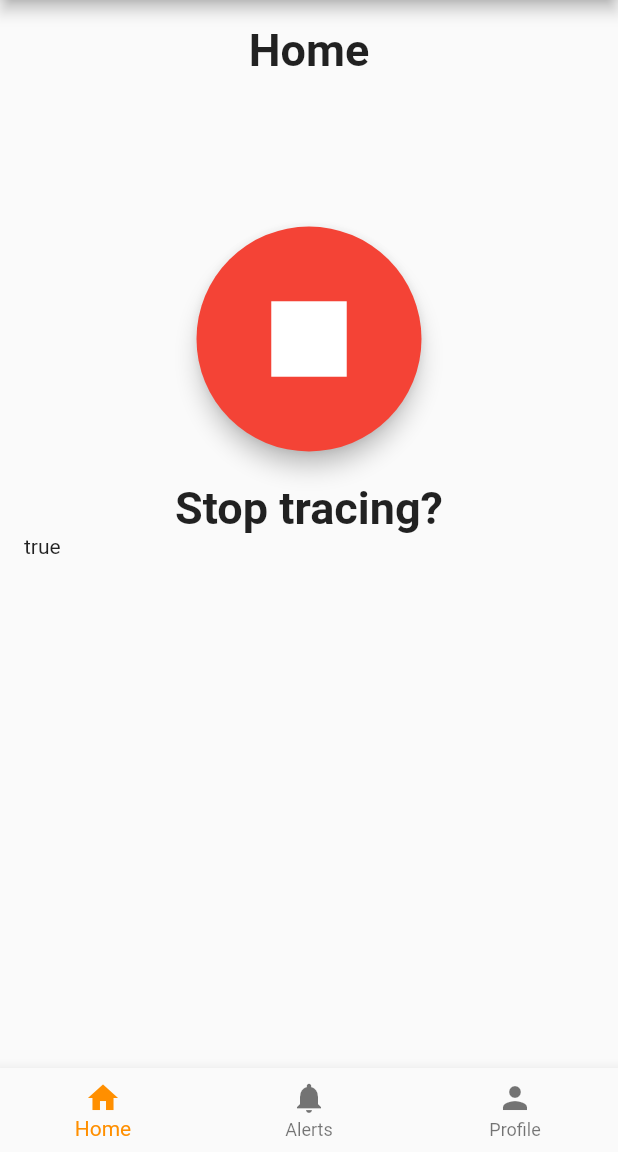
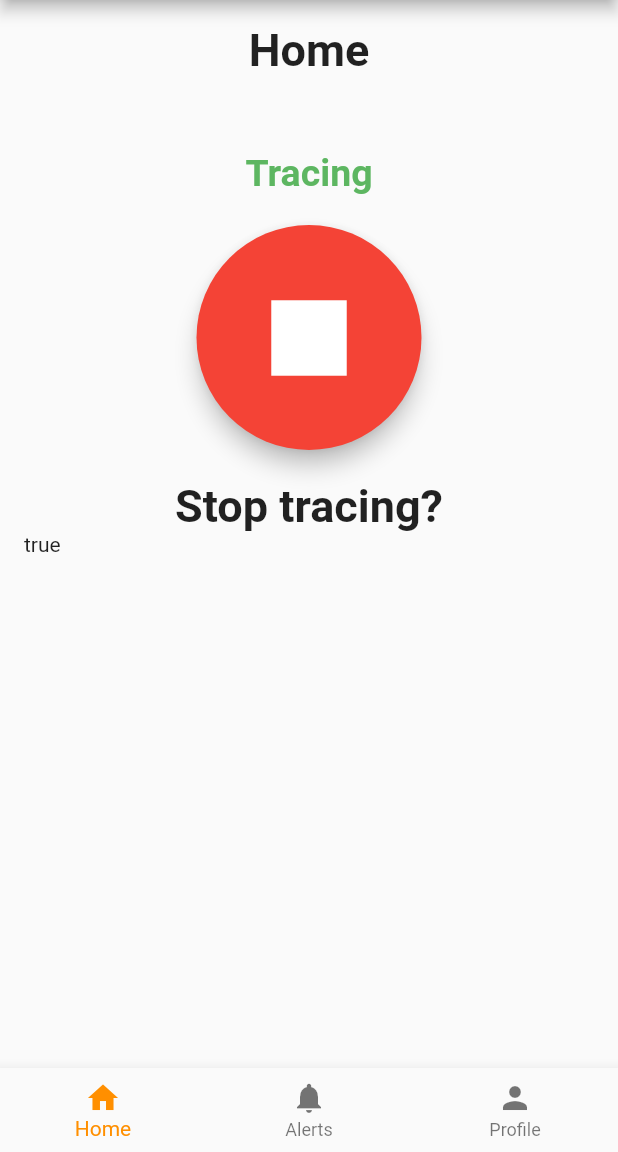
Before and after one commit to nazayer/TraceME, a Flutter app: the HomePage screen opened directly, after a tap on the "play arrow" icon, on a phone screen of 412 x 824 dp, the part 84-1236 px from its top. Run offline on Flutter 3.47's test engine with Material 2 defaults, Android fonts, the phone set to English and light mode, and no system bars; our stand-ins replace bloc, equatable, flutter_bloc.

Commit message:
flashing text

```diff
--- a/lib/widgets/Homewidget.dart
+++ b/lib/widgets/Homewidget.dart
@@ -41,7 +41,7 @@ class HomeWidget extends StatelessWidget {
       crossAxisAlignment: CrossAxisAlignment.stretch,
       children: [
         Text('Home', style: optionStyle, textAlign: TextAlign.center),
-        SizedBox(width: 100, height: 80.00),
+        SizedBox(width: 100.00, height: 50.00),
         ScanWidget(),
       ],
     );
--- /dev/null
+++ b/lib/widgets/blinkingText.dart
@@ -0,0 +1,44 @@
+import 'package:flutter/cupertino.dart';
+import 'package:flutter/material.dart';
+
+class MyBlinkingText extends StatefulWidget {
+  @override
+  _MyBlinkingButtonState createState() => _MyBlinkingButtonState();
+}
+
+class _MyBlinkingButtonState extends State<MyBlinkingText>
+    with SingleTickerProviderStateMixin {
+  AnimationController _animationController;
+
+  @override
+  void initState() {
+    _animationController =
+        new AnimationController(vsync: this, duration: Duration(seconds: 1));
+    _animationController.repeat(reverse: true);
+    super.initState();
+  }
+
+  @override
+  Widget build(BuildContext context) {
+    return FadeTransition(
+      opacity: _animationController,
+      child: Text(
+        "Tracing",
+        textAlign: TextAlign.center,
+        style: flashingStyle,
+      ),
+    );
+  }
+
+  @override
+  void dispose() {
+    _animationController.dispose();
+    super.dispose();
+  }
+
+  static const TextStyle flashingStyle = TextStyle(
+    fontSize: 25,
+    fontWeight: FontWeight.bold,
+    color: Colors.green,
+  );
+}
--- a/lib/widgets/scanWedgit.dart
+++ b/lib/widgets/scanWedgit.dart
@@ -1,7 +1,9 @@
 import 'package:flutter/cupertino.dart';
 import 'package:flutter/material.dart';
+import 'blinkingText.dart';
 import 'package:flutter_bloc/flutter_bloc.dart';
 import '../blocs/blocs.dart';
+import 'package:flutter/animation.dart';
 
 class ScanWidget extends StatefulWidget {
   @override
@@ -19,6 +21,13 @@ class ScanWidgetState extends State<ScanWidget> {
         mainAxisSize: MainAxisSize.max,
         crossAxisAlignment: CrossAxisAlignment.stretch,
         children: [
+          _scanning
+              ? MyBlinkingText()
+              : Text(
+                  'Not enabled',
+                  style: flashingStyle,
+                  textAlign: TextAlign.center,
+                ),
           SizedBox(width: 20.00, height: 20.00),
           _scanning ? stop() : scan(),
           SizedBox(width: 20.00, height: 20.00),
@@ -69,6 +78,12 @@ class ScanWidgetState extends State<ScanWidget> {
     );
   }
 
+  static const TextStyle flashingStyle = TextStyle(
+    fontSize: 25,
+    fontWeight: FontWeight.bold,
+    color: Colors.red,
+  );
+
   static const TextStyle optionStyle = TextStyle(
     fontSize: 30,
     fontWeight: FontWeight.bold,
```
